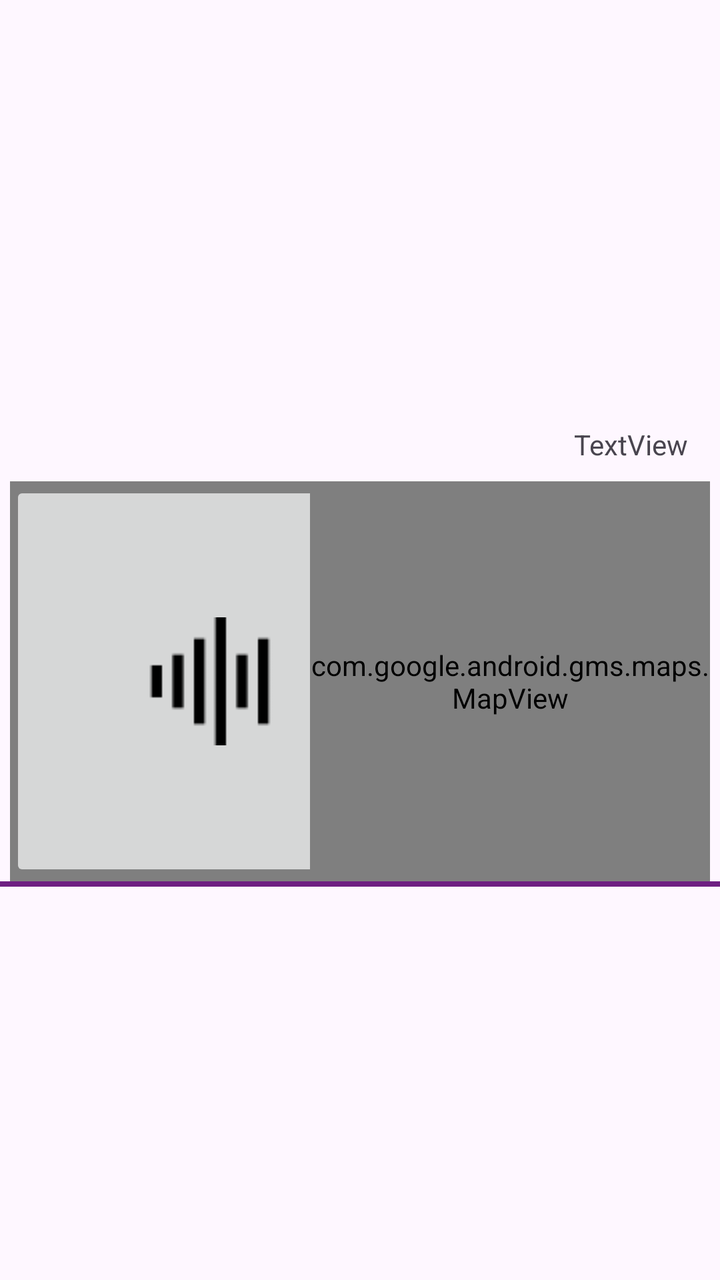
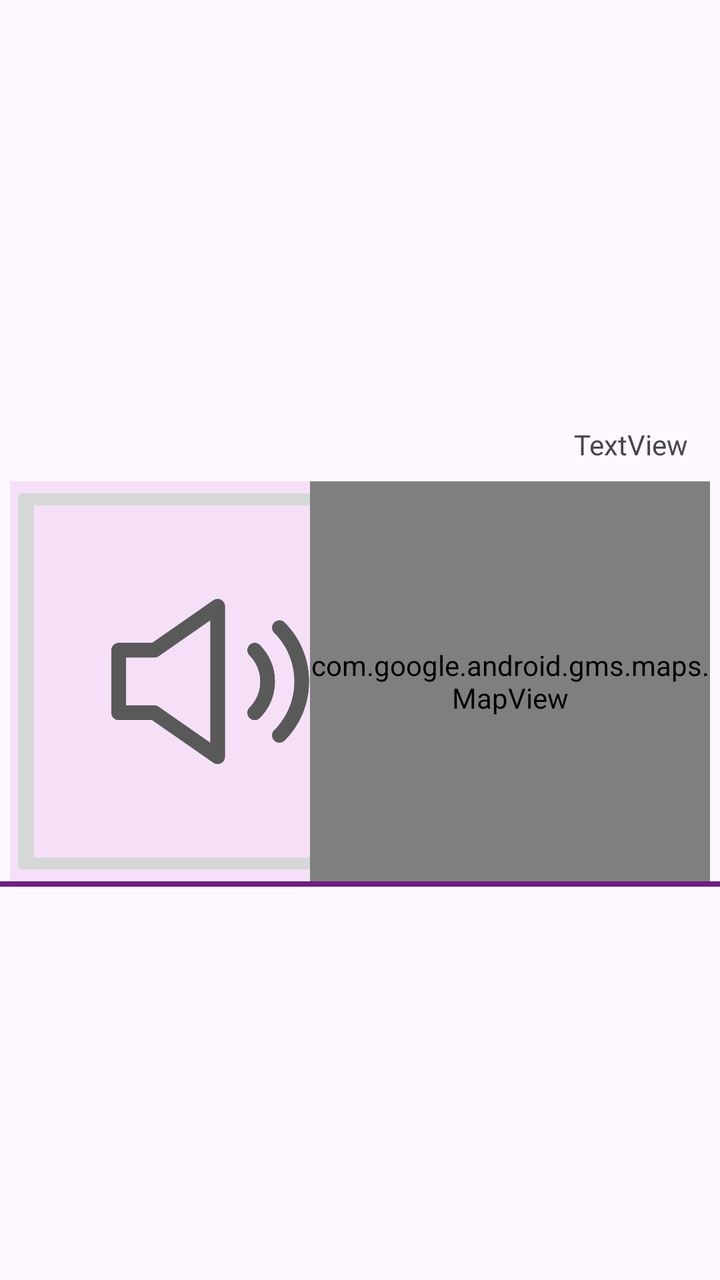

Two renders of the same Android screen: before a commit and after it. Below are the layout's source before the change and the commit's diff.
<!-- AndroidManifest.xml: application theme Theme.IMAEZIM -->
<!-- res/layout/rv_myfeed.xml -->
<?xml version="1.0" encoding="utf-8"?>
<androidx.constraintlayout.widget.ConstraintLayout xmlns:android="http://schemas.android.com/apk/res/android"
    xmlns:app="http://schemas.android.com/apk/res-auto"
    xmlns:map="http://schemas.android.com/apk/res-auto"
    xmlns:tools="http://schemas.android.com/tools"
    android:layout_width="match_parent"
    android:layout_height="wrap_content">

    <androidx.constraintlayout.widget.ConstraintLayout
        android:id="@+id/constraintLayout"
        android:layout_width="match_parent"
        android:layout_height="wrap_content"
        android:layout_marginTop="8dp"
        app:layout_constraintBottom_toBottomOf="parent"
        app:layout_constraintEnd_toEndOf="parent"
        app:layout_constraintStart_toStartOf="parent"
        app:layout_constraintTop_toTopOf="parent">

        <TextView
            android:id="@+id/time"
            android:layout_width="wrap_content"
            android:layout_height="wrap_content"
            android:layout_marginTop="8dp"
            android:layout_marginEnd="16dp"
            android:text="TextView"
            app:layout_constraintEnd_toEndOf="parent"
            app:layout_constraintTop_toTopOf="parent" />

        <TextView
            android:id="@+id/text"
            android:layout_width="200dp"
            android:layout_height="200dp"
            android:layout_marginStart="5dp"
            android:text="TextView"
            android:textSize="20sp"
            android:background="@color/text"
            app:layout_constraintBottom_toBottomOf="@+id/map"
            app:layout_constraintStart_toStartOf="parent"
            app:layout_constraintTop_toTopOf="@+id/map" />

        <ImageView
            android:id="@+id/image"
            android:layout_width="200dp"
            android:layout_height="200dp"
            android:layout_marginStart="5dp"
            app:layout_constraintBottom_toBottomOf="@+id/map"
            app:layout_constraintStart_toStartOf="parent"
            app:layout_constraintTop_toTopOf="@+id/map" />

        <VideoView
            android:id="@+id/video"
            android:layout_width="200dp"
            android:layout_height="200dp"
            android:layout_marginStart="5dp"
            app:layout_constraintBottom_toBottomOf="@+id/map"
            app:layout_constraintStart_toStartOf="parent"
            app:layout_constraintTop_toTopOf="@+id/map" />

        <ImageView
            android:id="@+id/videoImage"
            android:layout_width="200dp"
            android:layout_height="200dp"
            android:layout_marginStart="5dp"
            app:layout_constraintBottom_toBottomOf="@+id/map"
            app:layout_constraintStart_toStartOf="parent"
            app:layout_constraintTop_toTopOf="@+id/map" />

        <ImageButton
            android:id="@+id/audio"
            android:layout_width="200dp"
            android:layout_height="200dp"
            android:layout_marginStart="5dp"
            android:contentDescription="Audio Button"
            android:src="@drawable/ic_audio_64px"
            app:layout_constraintBottom_toBottomOf="@+id/map"
            app:layout_constraintStart_toStartOf="parent"
            app:layout_constraintTop_toTopOf="@+id/map" />

        <com.google.android.gms.maps.MapView
            android:id="@+id/map"
            android:layout_width="200dp"
            android:layout_height="200dp"
            android:layout_marginTop="9dp"
            android:layout_marginEnd="5dp"
            app:layout_constraintEnd_toEndOf="parent"
            app:layout_constraintTop_toBottomOf="@+id/time"
            app:layout_constraintHorizontal_bias="1.0"
            map:liteMode="true"/>

        <View
            android:id="@+id/divider"
            android:layout_width="match_parent"
            android:layout_height="2.5dp"
            android:layout_marginTop="0dp"
            android:background="@color/purple"
            app:layout_constraintEnd_toEndOf="parent"
            app:layout_constraintStart_toStartOf="parent"
            app:layout_constraintTop_toBottomOf="@+id/map"/>
    </androidx.constraintlayout.widget.ConstraintLayout>
</androidx.constraintlayout.widget.ConstraintLayout>
<!-- resources referenced by this layout -->
<resources>
  <color name="purple">#6e1f82</color>
  <color name="text">#4DEDE4FF</color>
  <!-- drawable ic_audio_64px: png bitmap (drawable, 348 bytes) -->
  <style name="Theme.IMAEZIM" parent="Base.Theme.IMAEZIM" />
  <style name="Base.Theme.IMAEZIM" parent="Theme.Material3.DayNight.NoActionBar">
          
          
      </style>
</resources>

<!-- the commit's change to res/layout/rv_myfeed.xml (unified diff, before → after) -->
@@ -61,6 +61,8 @@
             android:layout_width="200dp"
             android:layout_height="200dp"
             android:layout_marginStart="5dp"
+            android:src="@drawable/ic_video1"
+            android:scaleType="fitCenter"
             app:layout_constraintBottom_toBottomOf="@+id/map"
             app:layout_constraintStart_toStartOf="parent"
             app:layout_constraintTop_toTopOf="@+id/map" />
@@ -71,7 +73,8 @@
             android:layout_height="200dp"
             android:layout_marginStart="5dp"
             android:contentDescription="Audio Button"
-            android:src="@drawable/ic_audio_64px"
+            android:src="@drawable/ic_audio1"
+            android:scaleType="fitCenter"
             app:layout_constraintBottom_toBottomOf="@+id/map"
             app:layout_constraintStart_toStartOf="parent"
             app:layout_constraintTop_toTopOf="@+id/map" />
<!-- resource entries referenced after the edit -->
@@ -2,7 +2,8 @@
 <resources>
   <color name="purple">#6e1f82</color>
   <color name="text">#4DEDE4FF</color>
-  <!-- drawable ic_audio_64px: png bitmap (drawable, 348 bytes) -->
+  <!-- drawable ic_audio1: png bitmap (drawable, 49423 bytes) -->
+  <!-- drawable ic_video1: png bitmap (drawable, 34762 bytes) -->
   <style name="Theme.IMAEZIM" parent="Base.Theme.IMAEZIM" />
   <style name="Base.Theme.IMAEZIM" parent="Theme.Material3.DayNight.NoActionBar">
           
